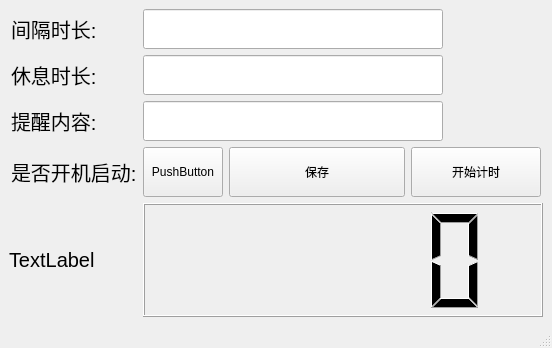
First picture: the form in mainwindow.ui, repository YBYCS/20principle, before the edit.
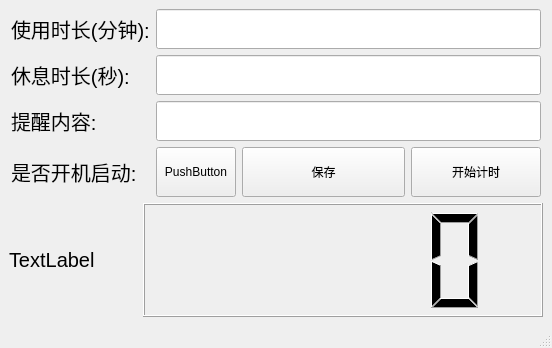
Second picture: the form after the edit.

```diff
--- a/mainwindow.ui
+++ b/mainwindow.ui
@@ -37,21 +37,21 @@
          </font>
         </property>
         <property name="text">
-         <string>休息时长:</string>
+         <string>休息时长(秒):</string>
         </property>
        </widget>
       </item>
       <item row="5" column="1" colspan="3">
        <widget class="QLineEdit" name="et_title">
         <property name="sizePolicy">
-         <sizepolicy hsizetype="Fixed" vsizetype="Fixed">
+         <sizepolicy hsizetype="Preferred" vsizetype="Fixed">
           <horstretch>0</horstretch>
           <verstretch>0</verstretch>
          </sizepolicy>
         </property>
         <property name="minimumSize">
          <size>
-          <width>300</width>
+          <width>200</width>
           <height>40</height>
          </size>
         </property>
@@ -60,14 +60,14 @@
       <item row="3" column="1" colspan="3">
        <widget class="QLineEdit" name="et_intervalDuration">
         <property name="sizePolicy">
-         <sizepolicy hsizetype="Fixed" vsizetype="Fixed">
+         <sizepolicy hsizetype="Preferred" vsizetype="Fixed">
           <horstretch>0</horstretch>
           <verstretch>0</verstretch>
          </sizepolicy>
         </property>
         <property name="minimumSize">
          <size>
-          <width>300</width>
+          <width>200</width>
           <height>40</height>
          </size>
         </property>
@@ -93,7 +93,7 @@
          </font>
         </property>
         <property name="text">
-         <string>间隔时长:</string>
+         <string>使用时长(分钟):</string>
         </property>
        </widget>
       </item>
@@ -118,14 +118,14 @@
       <item row="4" column="1" colspan="3">
        <widget class="QLineEdit" name="et_restDuration">
         <property name="sizePolicy">
-         <sizepolicy hsizetype="Fixed" vsizetype="Fixed">
+         <sizepolicy hsizetype="Preferred" vsizetype="Fixed">
           <horstretch>0</horstretch>
           <verstretch>0</verstretch>
          </sizepolicy>
         </property>
         <property name="minimumSize">
          <size>
-          <width>300</width>
+          <width>200</width>
           <height>40</height>
          </size>
         </property>
```
